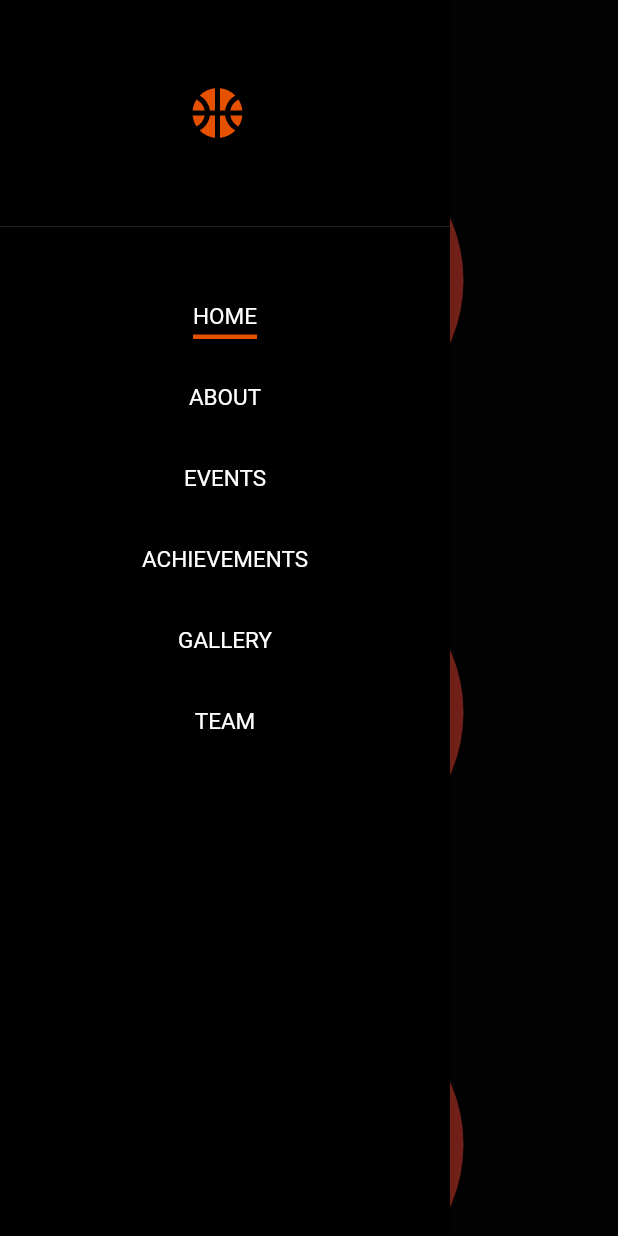
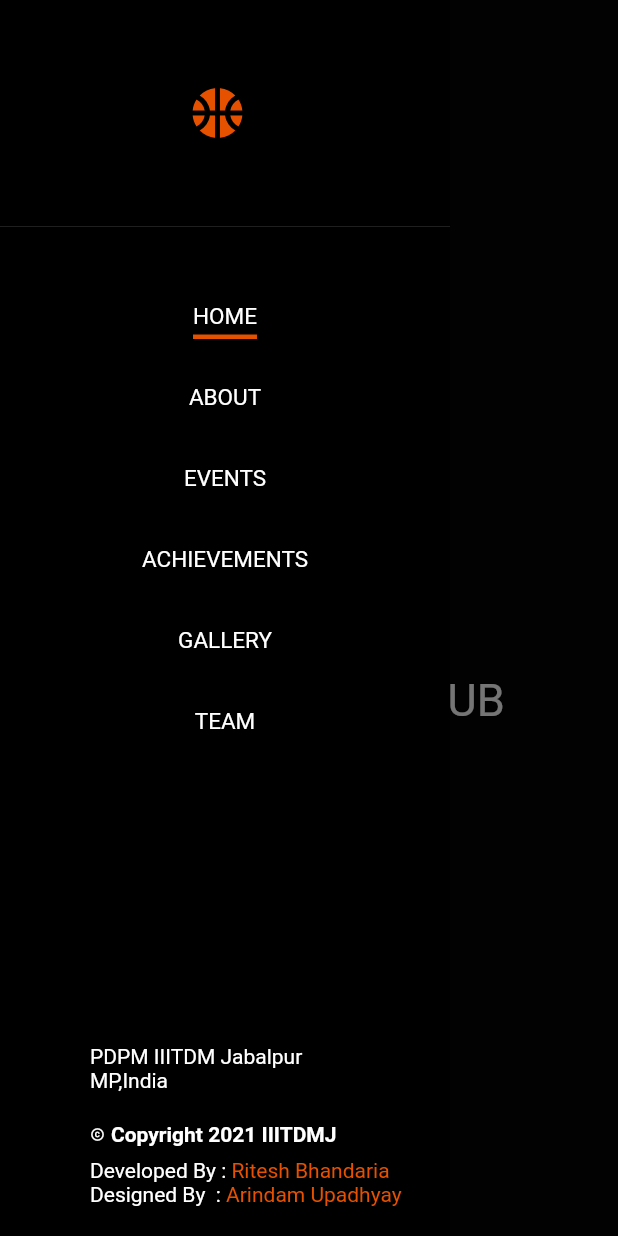
Before and after one commit to Clubs-IIITDMJ/basketball, a Flutter app: the screen it shows after launch, with the side drawer open, on a phone screen of 412 x 824 dp. Run offline on Flutter 3.47's test engine with Material 2 defaults, Android fonts, the light colour scheme and no system bars; our stand-ins replace get_it, responsive_builder.

Commit message:
--fix: bottom bar

```diff
--- a/basketball_app/lib/ui/screens/layout/layout_template.dart
+++ b/basketball_app/lib/ui/screens/layout/layout_template.dart
@@ -29,8 +29,7 @@ class LayoutTemplate extends StatelessWidget {
               child: Navigator(
                 key: locator<NavigationService>().navigatorKey,
                 onGenerateRoute: generateRoute,
-                // initialRoute: HomeRoute,
-                initialRoute: TeamRoute,
+                initialRoute: HomeRoute,
               ),
             ),
           ],
--- a/basketball_app/lib/ui/screens/team/team_page_content.dart
+++ b/basketball_app/lib/ui/screens/team/team_page_content.dart
@@ -5,7 +5,7 @@ class TeamContentMobile extends StatelessWidget {
 
   @override
   Widget build(BuildContext context) {
-    double size = MediaQuery.of(context).size.width / 2;
+    double size = MediaQuery.of(context).size.width / 3;
     return Container(
       child: ListView(
         children: [
@@ -19,7 +19,7 @@ class TeamContentMobile extends StatelessWidget {
           SizedBox(height: 20),
           profileBox(size),
           SizedBox(height: 20),
-          bottomMobile(),
+          bottom(context),
         ],
       ),
     );
@@ -33,6 +33,7 @@ class TeamContentDesktop extends StatelessWidget {
   Widget build(BuildContext context) {
     double size = MediaQuery.of(context).size.width / 5;
     return Container(
+      width: size * 5,
       child: ListView(
         children: [
           Row(
@@ -52,7 +53,7 @@ class TeamContentDesktop extends StatelessWidget {
             ],
           ),
           SizedBox(height: 50),
-          bottom(),
+          bottom(context),
         ],
       ),
     );
@@ -80,18 +81,16 @@ Widget profileBox(double size) {
   );
 }
 
-Widget bottom({double height = 150, bool isMobile = false}) {
+Widget bottom(BuildContext context, {double height = 150}) {
   TextStyle textStyle = TextStyle(color: Colors.white);
-  return Container(
-    height: height,
-    width: double.maxFinite,
+  return MediaQuery.of(context).size.width < 910.0
+      ? Container()
+      : Container(
           padding: EdgeInsets.only(top: 20, bottom: 20),
-    child: FittedBox(
-      fit: BoxFit.contain,
-      alignment: Alignment.centerLeft,
-      child: Column(
+          child: Row(
+            mainAxisAlignment: MainAxisAlignment.spaceBetween,
+            crossAxisAlignment: CrossAxisAlignment.start,
             children: [
-          if (!isMobile)
               Row(
                 crossAxisAlignment: CrossAxisAlignment.start,
                 children: [
@@ -103,47 +102,56 @@ Widget bottom({double height = 150, bool isMobile = false}) {
                       Text('Pandit Dwarka Prasad Mishra', style: textStyle),
                       Text('Indian Institute of Information Technology,',
                           style: textStyle),
-                    Text('Design and Manufacturing,Jabalpur', style: textStyle),
+                      Text('Design and Manufacturing,Jabalpur',
+                          style: textStyle),
                       Text('Dumna Airport Road, Dumna - 482005',
                           style: textStyle),
                       Text('Madhya Pradesh,India', style: textStyle),
                     ],
                   )
                 ],
-            )
-        ],
               ),
-    ),
-  );
-}
-
-Widget bottomMobile({double height = 100, bool isMobile = false}) {
-  TextStyle textStyle = TextStyle(color: Colors.white, fontSize: 10);
-  return Container(
-    height: height,
-    width: double.maxFinite,
-    padding: EdgeInsets.only(top: 8, bottom: 8),
-    child: Column(
+              Column(
+                mainAxisAlignment: MainAxisAlignment.start,
+                crossAxisAlignment: CrossAxisAlignment.start,
                 children: [
                   Row(
                     crossAxisAlignment: CrossAxisAlignment.start,
                     children: [
                       Icon(
-              Icons.location_on_outlined,
-              color: Colors.white,
-              size: 8,
+                        Icons.copyright,
+                        size: 10,
                       ),
-            SizedBox(width: 2),
-            Column(
+                      SizedBox(width: 4),
+                      Text(
+                        'Copyright 2021 IIITDM Jabalpur',
+                        style: TextStyle(
+                            color: Colors.white, fontWeight: FontWeight.bold),
+                      ),
+                    ],
+                  ),
+                  SizedBox(height: 8),
+                  Row(
                     crossAxisAlignment: CrossAxisAlignment.start,
                     children: [
-                Text('PDPM IIIT Jabalpur', style: textStyle),
-                Text('Dumna Airport Road, Dumna - 482005', style: textStyle),
-                Text('MP,India', style: textStyle),
+                      Text('Developed By :'),
+                      Text(
+                        ' Ritesh Bhandaria',
+                        style: TextStyle(color: Colors.orange.shade900),
+                      ),
                     ],
-            )
+                  ),
+                  Row(
+                    children: [
+                      Text('Designed By  :'),
+                      Text(
+                        ' Arindam Upadhyay',
+                        style: TextStyle(color: Colors.orange.shade900),
+                      ),
                     ],
-        )
+                  ),
+                ],
+              ),
             ],
           ),
         );
--- a/basketball_app/lib/ui/widgets/drawer/side_bar.dart
+++ b/basketball_app/lib/ui/widgets/drawer/side_bar.dart
@@ -27,9 +27,68 @@ class Sidebar extends StatelessWidget {
                 ],
               ),
             ],
-          )
+          ),
+          Expanded(
+            child: Container(
+              padding: EdgeInsets.only(left: 60),
+              child: Column(
+                mainAxisAlignment: MainAxisAlignment.end,
+                children: [
+                  bottom(context),
+                ],
+              ),
+            ),
+          ),
         ],
       ),
     );
   }
 }
+
+Widget bottom(BuildContext context, {double height = 150}) {
+  TextStyle textStyle = TextStyle(color: Colors.white);
+  return Container(
+    padding: EdgeInsets.only(top: 20, bottom: 20),
+    child: Column(
+      crossAxisAlignment: CrossAxisAlignment.start,
+      children: [
+        Text('PDPM IIITDM Jabalpur', style: textStyle),
+        Text('MP,India', style: textStyle),
+        SizedBox(height: 20),
+        Row(
+          children: [
+            Icon(
+              Icons.copyright,
+              size: 10,
+            ),
+            SizedBox(width: 4),
+            Text(
+              'Copyright 2021 IIITDMJ',
+              style:
+                  TextStyle(color: Colors.white, fontWeight: FontWeight.bold),
+            ),
+          ],
+        ),
+        SizedBox(height: 8),
+        Row(
+          children: [
+            Text('Developed By :'),
+            Text(
+              ' Ritesh Bhandaria',
+              style: TextStyle(color: Colors.orange.shade900),
+            ),
+          ],
+        ),
+        Row(
+          children: [
+            Text('Designed By  :'),
+            Text(
+              ' Arindam Upadhyay',
+              style: TextStyle(color: Colors.orange.shade900),
+            ),
+          ],
+        ),
+      ],
+    ),
+  );
+}
```
Also changed, not shown: 1 other file. Lines whose indentation alone changed are shown as unchanged.
